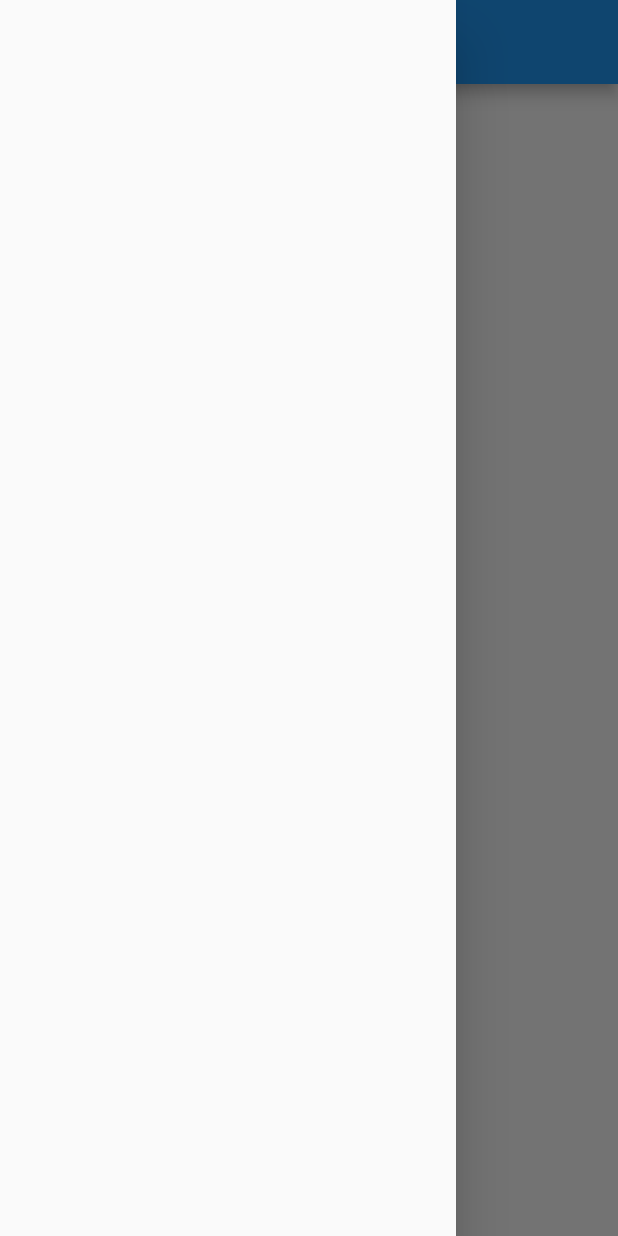
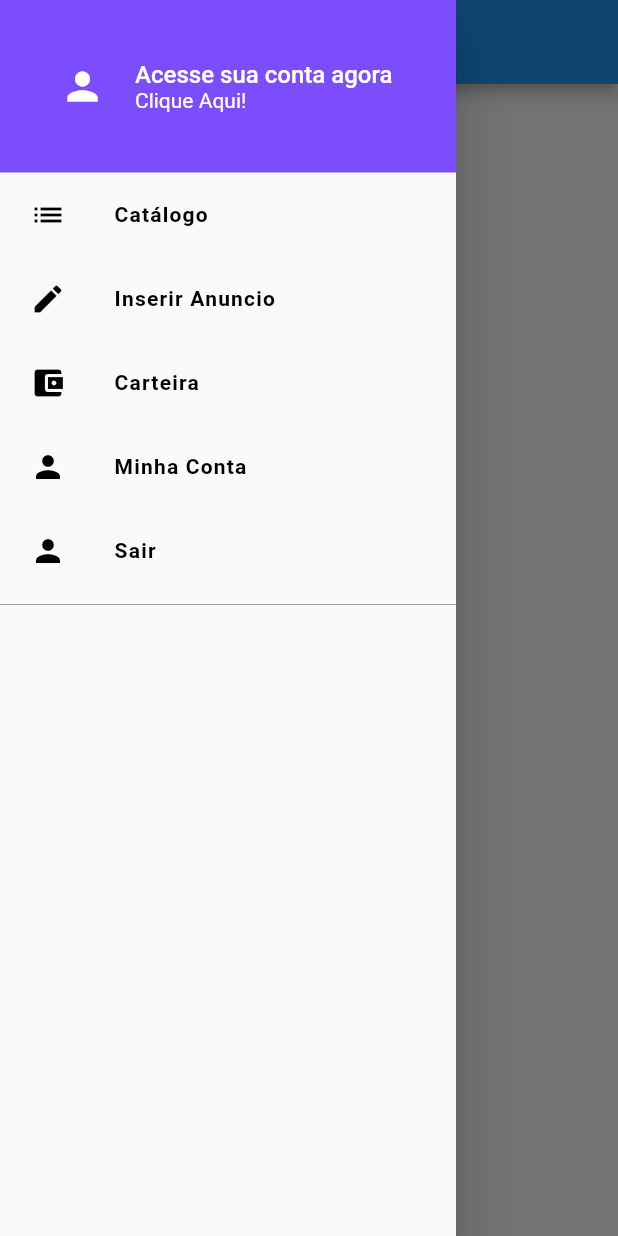
Before and after one commit to david112019/P2, a Flutter app: the screen it shows after launch, with the side drawer open, on a phone screen of 412 x 824 dp. Run offline on Flutter 3.47's test engine with Material 2 defaults, Android fonts, the phone set to English and light mode, and no system bars.

Commit message:
Ref #3 Editar Drawer

```diff
--- /dev/null
+++ b/lib/commom/custom_drawer/custom_drawer.dart
@@ -0,0 +1,18 @@
+import 'package:flutter/material.dart';
+import 'package:xlo/commom/custom_drawer/widgets/custom_header.dart';
+import 'package:xlo/commom/custom_drawer/widgets/icon_section.dart';
+
+class CustomDrawer extends StatelessWidget {
+  @override
+  Widget build(BuildContext context) {
+    return Drawer(
+      child: ListView(
+        children: <Widget>[
+          CustomHeader(),
+          IconSection(),
+          Divider(color: Colors.grey[500],),
+        ],
+      ),
+    );
+  }
+}
--- /dev/null
+++ b/lib/commom/custom_drawer/widgets/custom_header.dart
@@ -0,0 +1,51 @@
+import 'package:flutter/cupertino.dart';
+import 'package:flutter/material.dart';
+
+class CustomHeader extends StatelessWidget {
+  @override
+  Widget build(BuildContext context) {
+    return Container(
+      height: 115,
+      padding: const EdgeInsets.only(left: 40),
+      color: Colors.deepPurpleAccent,
+      child: Row(
+        children: <Widget>[
+          Icon(
+            Icons.person,
+            color: Colors.white,
+            size: 30,
+          ),
+          const SizedBox(
+            width: 20,
+          ),
+          Expanded(
+            child: Column(
+              mainAxisAlignment: MainAxisAlignment.center,
+              crossAxisAlignment: CrossAxisAlignment.start,
+              children: <Widget>[
+                Text(
+                  "Acesse sua conta agora",
+                  style: TextStyle(
+                    color: Colors.white,
+                    fontSize: 16,
+                    fontWeight: FontWeight.w500,
+                  ),
+                  overflow: TextOverflow.clip,
+                ),
+                Text(
+                  "Clique Aqui!",
+                  style: TextStyle(
+                    color: Colors.white,
+                    fontSize: 14,
+                    fontWeight: FontWeight.w400,
+                  ),
+                  overflow: TextOverflow.clip,
+                )
+              ],
+            ),
+          )
+        ],
+      ),
+    );
+  }
+}
--- /dev/null
+++ b/lib/commom/custom_drawer/widgets/icon_section.dart
@@ -0,0 +1,43 @@
+import 'package:flutter/material.dart';
+
+import 'icon_tile.dart';
+
+class IconSection extends StatelessWidget {
+  @override
+  Widget build(BuildContext context) {
+    return Column(
+      children: <Widget>[
+        IconTile(
+          label: "Catálogo",
+          iconData: Icons.list,
+          onTap: () {},
+          highlighted: false,
+        ),
+        IconTile(
+          label: "Inserir Anuncio",
+          iconData: Icons.edit,
+          onTap: () {},
+          highlighted: false,
+        ),
+        IconTile(
+          label: "Carteira",
+          iconData: Icons.account_balance_wallet,
+          onTap: () {},
+          highlighted: false,
+        ),
+        IconTile(
+          label: "Minha Conta",
+          iconData: Icons.person,
+          onTap: () {},
+          highlighted: false,
+        ),
+        IconTile(
+          label: "Sair",
+          iconData: Icons.person,
+          onTap: () {},
+          highlighted: false,
+        )
+      ],
+    );
+  }
+}
--- /dev/null
+++ b/lib/commom/custom_drawer/widgets/icon_tile.dart
@@ -0,0 +1,31 @@
+import 'package:flutter/material.dart';
+
+class IconTile extends StatelessWidget {
+  const IconTile({this.label, this.iconData, this.onTap, this.highlighted});
+
+
+  final String label;
+  final IconData iconData;
+  final VoidCallback onTap;
+  final bool highlighted;
+
+  @override
+  Widget build(BuildContext context) {
+    return ListTile(
+      title: Text(
+        label,
+        style: TextStyle(
+          fontWeight: FontWeight.w600,
+          letterSpacing: 0.8,
+          color: highlighted ? Colors.deepPurpleAccent : Colors.black,
+        ),
+      ),
+      leading: Icon(
+        iconData,
+        color: highlighted ? Colors.deepPurpleAccent : Colors.black,
+      ),
+      onTap: onTap,
+      contentPadding: const EdgeInsets.fromLTRB(20, 0, 10, 0),
+    );
+  }
+}
--- a/lib/screens/home/home_screen.dart
+++ b/lib/screens/home/home_screen.dart
@@ -1,4 +1,5 @@
 import 'package:flutter/material.dart';
+import 'package:xlo/commom/custom_drawer/custom_drawer.dart';
 
 class HomeScreen extends StatefulWidget {
   @override
@@ -12,7 +13,7 @@ class _HomeScreenState extends State<HomeScreen> {
       appBar: AppBar(
         title: Text("MARKET EASY"),
       ),
-      drawer: Drawer(),
+      drawer: CustomDrawer(),
     );
   }
 }
```
